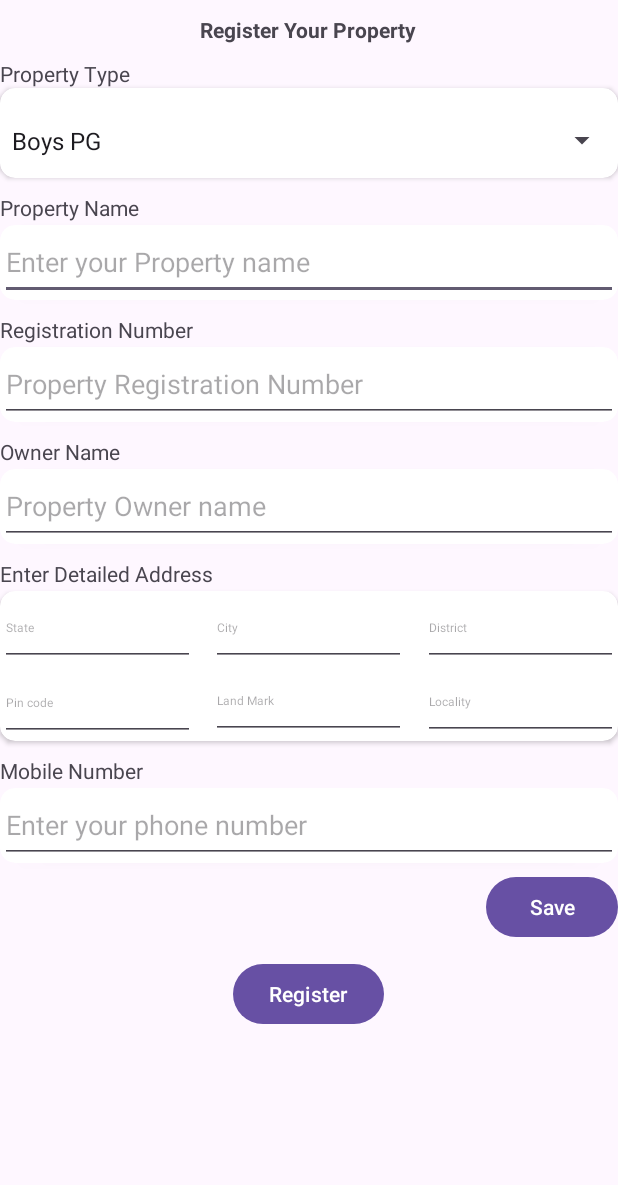
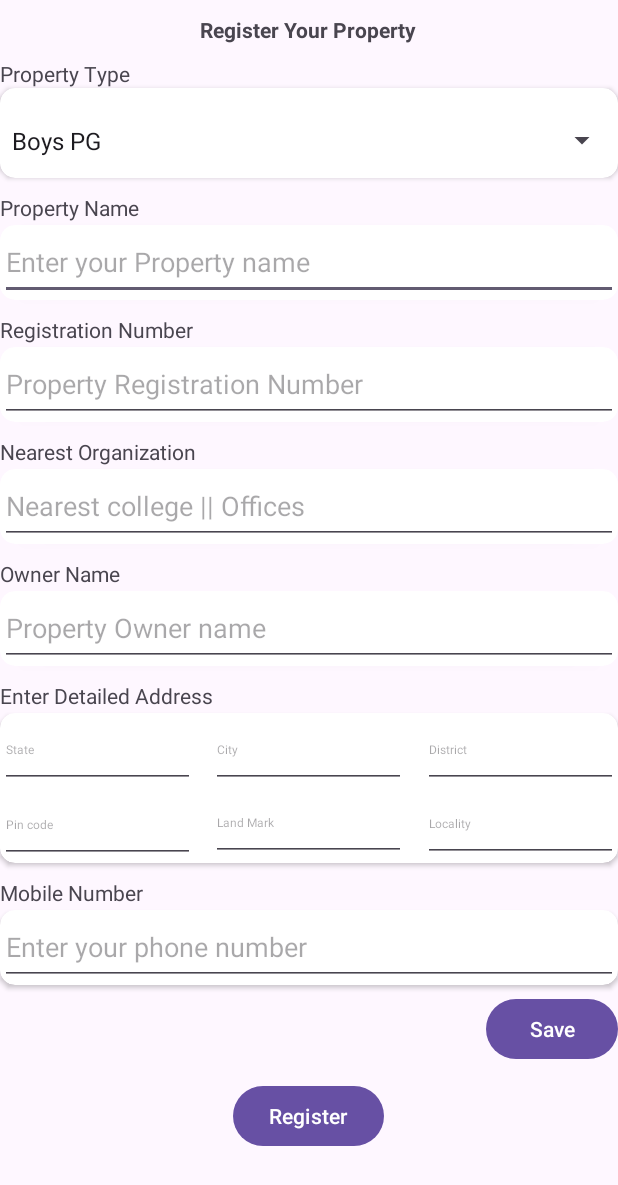
Before and after one commit to aryananand1251/FlaPg, an Android app: the pgregister screen opened directly, with no data from a screen before it, on a phone screen of 412 x 824 dp. Shown: the top 1185 px of the screen. Run offline under Robolectric (Android 15) with nearby library versions, the phone set to English and light mode, and no system bars; our stand-ins replace Firebase (no records; nobody signed in at launch, a user with empty details on screens opened directly).

Commit message:
Added one more detail to register

```diff
--- a/app/src/main/java/com/example/myapplication/pgregister.java
+++ b/app/src/main/java/com/example/myapplication/pgregister.java
@@ -17,9 +17,11 @@ import com.google.android.gms.tasks.Task;
 import com.google.firebase.database.DatabaseReference;
 import com.google.firebase.database.FirebaseDatabase;
 
+import java.nio.charset.StandardCharsets;
+
 public class pgregister extends AppCompatActivity {
 
-    EditText pname,pregno,pownname,State,City,District,Pincode,Landmark,Locality,own_phone;
+    EditText pname,pregno,nearestCllg,pownname,State,City,District,Pincode,Landmark,Locality,own_phone;
     Button save,REG;
 
     DatabaseReference mDatabase;
@@ -33,6 +35,7 @@ public class pgregister extends AppCompatActivity {
         Spinner spinner=findViewById(R.id.spinner);
         pname=findViewById(R.id.name);
         pregno=findViewById(R.id.pregno);
+        nearestCllg=findViewById(R.id.nearestCllg);
         pownname=findViewById(R.id.pownname);
         State=findViewById(R.id.State);
         City=findViewById(R.id.City);
@@ -53,6 +56,7 @@ public class pgregister extends AppCompatActivity {
             public void onClick(View v) {
                 String prname=pname.getText().toString();
                 String prno=pregno.getText().toString();
+                String nearclg=nearestCllg.getText().toString();
                 String prowname=pownname.getText().toString();
                 String state=State.getText().toString();
                 String city=City.getText().toString();
@@ -62,9 +66,9 @@ public class pgregister extends AppCompatActivity {
                 String locality=Locality.getText().toString();
                 String Own_phone=own_phone.getText().toString();
 
-                if(!prname.isEmpty() && !prno.isEmpty() && !prowname.isEmpty() && !state.isEmpty() && !city.isEmpty() && !district.isEmpty()  && !pincode.isEmpty() && !landmark.isEmpty() && !locality.isEmpty() && !Own_phone.isEmpty()){
+                if(!prname.isEmpty() && !nearclg.isEmpty() && !prno.isEmpty() && !prowname.isEmpty() && !state.isEmpty() && !city.isEmpty() && !district.isEmpty()  && !pincode.isEmpty() && !landmark.isEmpty() && !locality.isEmpty() && !Own_phone.isEmpty()){
 
-                    User user=new User(prname,prno,prowname,state,city,district,pincode,landmark,locality,Own_phone);
+                    User user=new User(prname,prno,nearclg,prowname,state,city,district,pincode,landmark,locality,Own_phone);
                     mDatabase= FirebaseDatabase.getInstance().getReference("User");
                     mDatabase.child(prname).setValue(user).addOnCompleteListener(new OnCompleteListener<Void>() {
                         @Override
@@ -72,6 +76,7 @@ public class pgregister extends AppCompatActivity {
 
                             pname.setText("");
                             pregno.setText("");
+                            nearestCllg.setText("");
                             pownname.setText("");
                             State.setText("");
                             City.setText("");
--- a/app/src/main/res/layout/activity_pgregister.xml
+++ b/app/src/main/res/layout/activity_pgregister.xml
@@ -94,6 +94,29 @@
                 android:layout_height="50dp"
                 android:inputType="text"
                 android:hint="Property Registration Number">
+
+            </EditText>
+        </androidx.cardview.widget.CardView>
+
+        <TextView
+            android:layout_width="wrap_content"
+            android:layout_height="wrap_content"
+            android:text="Nearest Organization"
+            android:layout_marginTop="10dp">
+
+        </TextView>
+        <androidx.cardview.widget.CardView
+            android:layout_width="match_parent"
+            android:layout_height="wrap_content"
+            app:cardCornerRadius="10dp"
+            android:layout_marginTop="2dp">
+
+            <EditText
+                android:id="@+id/nearestCllg"
+                android:layout_width="match_parent"
+                android:layout_height="50dp"
+                android:inputType="text"
+                android:hint="Nearest college || Offices">
 
             </EditText>
         </androidx.cardview.widget.CardView>
```
Also changed, not shown: app/src/main/java/com/example/myapplication/MyAdapter.java (+8 -2 lines), app/src/main/java/com/example/myapplication/Near_college.java (+75 -0 lines), app/src/main/java/com/example/myapplication/Near_office.java (+75 -0 lines), app/src/main/res/layout/activity_near_college.xml (+23 -3 lines), app/src/main/res/layout/activity_near_office.xml (+23 -3 lines).
